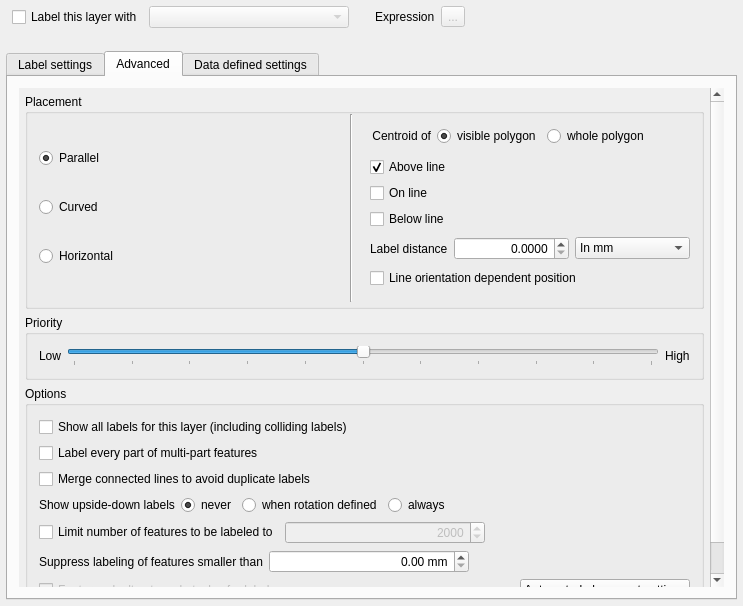
Old version of the form src/ui/qgslabelingguibase.ui in the repository qgis/QGIS.
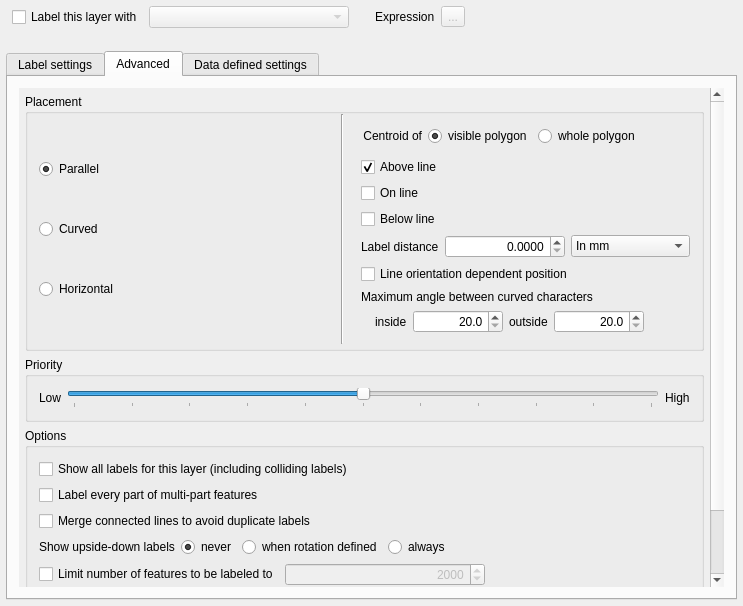
New version of the form. The open tabs and pages were chosen to show the change. Icons and pictures are not drawn. Custom widgets are drawn as their Qt base class.

Commit message:
Add option to set inside and outside maximum for delta angle between curved label characters
- Addresses #6763, #6673 and #2113, but does not perform any feature simplification
- Recommend adding some letter [and word] spacing before applying any delta angle adjustment

Diff of the .ui file:
```diff
--- a/src/ui/qgslabelingguibase.ui
+++ b/src/ui/qgslabelingguibase.ui
@@ -1921,7 +1921,7 @@
             <x>0</x>
             <y>0</y>
             <width>686</width>
-            <height>574</height>
+            <height>618</height>
            </rect>
           </property>
           <layout class="QGridLayout" name="gridLayout_13">
@@ -2366,6 +2366,142 @@
                       </layout>
                      </widget>
                     </item>
+                    <item>
+                     <widget class="QFrame" name="mMaxCharAngleFrame">
+                      <layout class="QGridLayout" name="gridLayout_22">
+                       <property name="verticalSpacing">
+                        <number>6</number>
+                       </property>
+                       <property name="margin">
+                        <number>0</number>
+                       </property>
+                       <item row="1" column="4">
+                        <widget class="QDoubleSpinBox" name="mMaxCharAngleOutDSpinBox">
+                         <property name="sizePolicy">
+                          <sizepolicy hsizetype="Maximum" vsizetype="Fixed">
+                           <horstretch>0</horstretch>
+                           <verstretch>0</verstretch>
+                          </sizepolicy>
+                         </property>
+                         <property name="minimumSize">
+                          <size>
+                           <width>90</width>
+                           <height>0</height>
+                          </size>
+                         </property>
+                         <property name="alignment">
+                          <set>Qt::AlignRight|Qt::AlignTrailing|Qt::AlignVCenter</set>
+                         </property>
+                         <property name="decimals">
+                          <number>1</number>
+                         </property>
+                         <property name="minimum">
+                          <double>20.000000000000000</double>
+                         </property>
+                         <property name="maximum">
+                          <double>95.000000000000000</double>
+                         </property>
+                        </widget>
+                       </item>
+                       <item row="1" column="0">
+                        <spacer name="horizontalSpacer_13">
+                         <property name="orientation">
+                          <enum>Qt::Horizontal</enum>
+                         </property>
+                         <property name="sizeType">
+                          <enum>QSizePolicy::Fixed</enum>
+                         </property>
+                         <property name="sizeHint" stdset="0">
+                          <size>
+                           <width>8</width>
+                           <height>20</height>
+                          </size>
+                         </property>
+                        </spacer>
+                       </item>
+                       <item row="1" column="3">
+                        <widget class="QLabel" name="mMaxCharAngleOutLabel">
+                         <property name="sizePolicy">
+                          <sizepolicy hsizetype="Maximum" vsizetype="Preferred">
+                           <horstretch>0</horstretch>
+                           <verstretch>0</verstretch>
+                          </sizepolicy>
+                         </property>
+                         <property name="text">
+                          <string>outside</string>
+                         </property>
+                        </widget>
+                       </item>
+                       <item row="1" column="1">
+                        <widget class="QLabel" name="mMaxCharAngleInLabel">
+                         <property name="sizePolicy">
+                          <sizepolicy hsizetype="Maximum" vsizetype="Preferred">
+                           <horstretch>0</horstretch>
+                           <verstretch>0</verstretch>
+                          </sizepolicy>
+                         </property>
+                         <property name="text">
+                          <string>inside</string>
+                         </property>
+                        </widget>
+                       </item>
+                       <item row="1" column="2">
+                        <widget class="QDoubleSpinBox" name="mMaxCharAngleInDSpinBox">
+                         <property name="sizePolicy">
+                          <sizepolicy hsizetype="Maximum" vsizetype="Fixed">
+                           <horstretch>0</horstretch>
+                           <verstretch>0</verstretch>
+                          </sizepolicy>
+                         </property>
+                         <property name="minimumSize">
+                          <size>
+                           <width>90</width>
+                           <height>0</height>
+                          </size>
+                         </property>
+                         <property name="alignment">
+                          <set>Qt::AlignRight|Qt::AlignTrailing|Qt::AlignVCenter</set>
+                         </property>
+                         <property name="decimals">
+                          <number>1</number>
+                         </property>
+                         <property name="minimum">
+                          <double>20.000000000000000</double>
+                         </property>
+                         <property name="maximum">
+                          <double>60.000000000000000</double>
+                         </property>
+                        </widget>
+                       </item>
+                       <item row="1" column="5">
+                        <spacer name="horizontalSpacer_12">
+                         <property name="orientation">
+                          <enum>Qt::Horizontal</enum>
+                         </property>
+                         <property name="sizeHint" stdset="0">
+                          <size>
+                           <width>40</width>
+                           <height>20</height>
+                          </size>
+                         </property>
+                        </spacer>
+                       </item>
+                       <item row="0" column="0" colspan="6">
+                        <widget class="QLabel" name="mMaxCharAngleLabel">
+                         <property name="sizePolicy">
+                          <sizepolicy hsizetype="Expanding" vsizetype="Preferred">
+                           <horstretch>0</horstretch>
+                           <verstretch>0</verstretch>
+                          </sizepolicy>
+                         </property>
+                         <property name="text">
+                          <string>Maximum angle between curved characters</string>
+                         </property>
+                        </widget>
+                       </item>
+                      </layout>
+                     </widget>
+                    </item>
                    </layout>
                   </widget>
                   <widget class="QWidget" name="pageOptionsEmpty"/>
```
Left out of the diff: 2 changed lines with no effect on the pictures. The commit also changes 6 other files.
